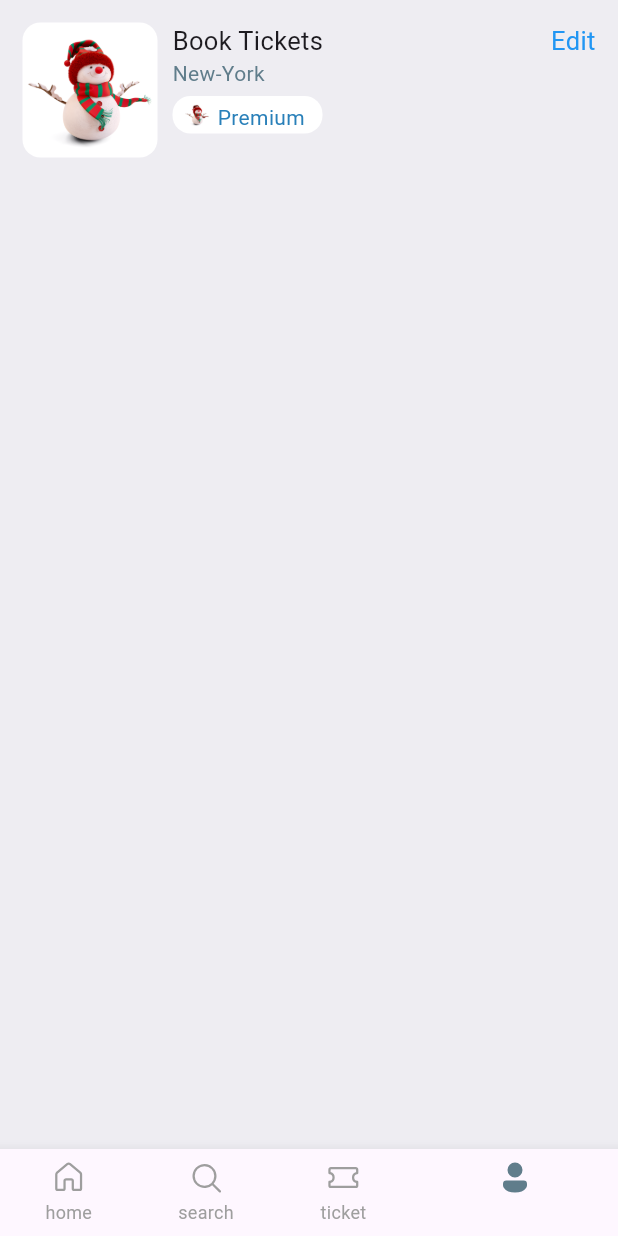
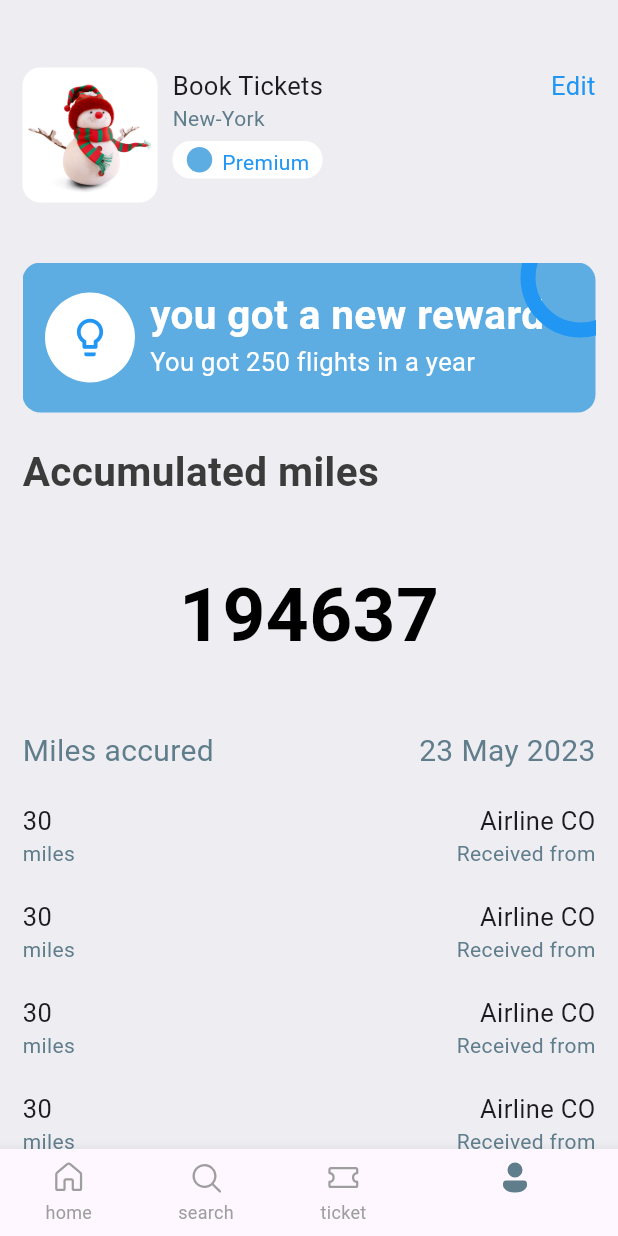
Before and after one commit to Sahi552/Ticketapp, a Flutter app: the screen it shows after launch, item 4 of the bottom bar chosen, on a phone screen of 412 x 824 dp. Run offline on Flutter 3.47's test engine with Material 3 defaults, Android fonts, the phone set to English and light mode, and no system bars; our stand-ins replace barcode_widget, fluentui_icons.

Commit message:
final  commit

```diff
--- a/lib/Basement/Res/styles.dart
+++ b/lib/Basement/Res/styles.dart
@@ -9,6 +9,8 @@ class Appstyle {
   static Color ticketColor1 = const Color(0xFF2980b9);
   static Color ticketColor2 = const Color(0xFFf88063);
   static Color hotelText = Colors.white;
+  static Color paleblue = const Color(0xFF5dade2);
+  static Color blue = Colors.blue;
 
   //textstyle
   static TextStyle headLine01 = const TextStyle(
@@ -33,4 +35,10 @@ class Appstyle {
     fontWeight: FontWeight.bold,
     color: Colors.white,
   );
+
+  static TextStyle headLine05 = const TextStyle(
+    fontSize: 50,
+    fontWeight: FontWeight.bold,
+    color: Colors.black,
+  );
 }
--- a/lib/Basement/Utils/ticket_json.dart
+++ b/lib/Basement/Utils/ticket_json.dart
@@ -24,7 +24,7 @@ List<Map<String, dynamic>> ticketList = [
     'number': '10',
   },
   {
-    'from': {'code': 'Uk', 'name': 'United Kingdom'},
+    'from': {'code': 'Uk', 'name': 'United'},
     'to': {'code': 'IT', 'name': 'Italy'},
     'flying time': '1H 00M',
     'date': '6 february',
--- /dev/null
+++ b/lib/Basement/widget/profile_text.dart
@@ -0,0 +1,40 @@
+import 'package:flutter/material.dart';
+import 'package:ticket/Basement/Res/styles.dart';
+
+class ProfileText extends StatelessWidget {
+  final String miles;
+  final String plane;
+  const ProfileText({super.key, required this.miles, required this.plane});
+
+  @override
+  Widget build(BuildContext context) {
+    return Row(
+      children: [
+        Column(
+          crossAxisAlignment: CrossAxisAlignment.start,
+          children: [
+            Text(
+              miles,
+              style: Appstyle.headLine01,
+            ),
+            Text(
+              "miles",
+              style: Appstyle.headLine03,
+            )
+          ],
+        ),
+        Expanded(child: Container()),
+        Column(
+          crossAxisAlignment: CrossAxisAlignment.end,
+          children: [
+            Text(
+              plane,
+              style: Appstyle.headLine01,
+            ),
+            Text("Received from", style: Appstyle.headLine03),
+          ],
+        )
+      ],
+    );
+  }
+}
--- a/lib/screens/profile/profile_screen.dart
+++ b/lib/screens/profile/profile_screen.dart
@@ -2,6 +2,7 @@ import 'package:flutter/material.dart';
 import 'package:ticket/Basement/Res/assert.dart';
 import 'package:ticket/Basement/Res/styles.dart';
 import 'package:ticket/Basement/widget/event_expand.dart';
+import 'package:ticket/Basement/widget/profile_text.dart';
 
 class ProfileScreen extends StatelessWidget {
   const ProfileScreen({super.key});
@@ -11,14 +12,11 @@ class ProfileScreen extends StatelessWidget {
     return Scaffold(
       backgroundColor: Appstyle.primaryColor,
       body: ListView(
+        padding: const EdgeInsets.all(15),
         scrollDirection: Axis.vertical,
         children: [
-          Container(
-            padding: const EdgeInsets.all(15),
-            child: Column(
-              children: [
           const SizedBox(
-                  width: 40,
+            height: 30,
           ),
           Row(
             crossAxisAlignment: CrossAxisAlignment.start,
@@ -65,22 +63,149 @@ class ProfileScreen extends StatelessWidget {
                       ),
                       child: Row(
                         children: [
-                                Image.asset(Assert.appIcon),
+                          Container(
+                            padding: EdgeInsets.all(10),
+                            decoration: BoxDecoration(
+                              color: Appstyle.paleblue,
+                              shape: BoxShape.circle,
+                            ),
+                          ),
                           const SizedBox(width: 5),
                           Text(
                             "Premium",
                             style: Appstyle.headLine03
-                                      .copyWith(color: Appstyle.ticketColor1),
+                                .copyWith(color: Appstyle.blue),
                           ),
                         ],
                       ),
                     )
                   ],
                 ),
+              ),
+            ],
+          ),
+          const SizedBox(
+            height: 40,
+          ),
+          Stack(
+            children: [
+              Container(
+                padding: const EdgeInsets.all(15),
+                height: 100,
+                decoration: BoxDecoration(
+                  borderRadius: BorderRadius.circular(12),
+                  color: Appstyle.paleblue,
+                ),
+                child: Row(
+                  children: [
+                    CircleAvatar(
+                      radius: 30,
+                      backgroundColor: Colors.white,
+                      child: Icon(
+                        Icons.lightbulb_outline_rounded,
+                        color: Appstyle.blue,
+                        size: 30,
+                      ),
+                    ),
+                    const SizedBox(
+                      width: 10,
+                    ),
+                    Column(
+                      crossAxisAlignment: CrossAxisAlignment.start,
+                      children: [
+                        Text(
+                          "you got a new reward",
+                          style: Appstyle.headLine02
+                              .copyWith(color: Appstyle.hotelText),
+                        ),
+                        Text(
+                          "You got 250 flights in a year",
+                          style: Appstyle.headLine01
+                              .copyWith(color: Appstyle.hotelText),
                         )
                       ],
                     ),
                   ],
+                ),
+              ),
+              Positioned(
+                right: -30,
+                top: -30,
+                child: Container(
+                  height: 80,
+                  width: 80,
+                  decoration: BoxDecoration(
+                      border: Border.all(color: Appstyle.blue, width: 10),
+                      shape: BoxShape.circle),
+                ),
+              ),
+            ],
+          ),
+          const SizedBox(
+            height: 20,
+          ),
+          Text(
+            "Accumulated miles",
+            style: Appstyle.headLine02.copyWith(color: Appstyle.textColor),
+          ),
+          const SizedBox(
+            height: 40,
+          ),
+          Center(
+            child: Text(
+              "194637",
+              style: Appstyle.headLine05,
+            ),
+          ),
+          const SizedBox(
+            height: 40,
+          ),
+          Row(
+            children: [
+              Text(
+                "Miles accured",
+                style: Appstyle.headLine03.copyWith(fontSize: 20),
+              ),
+              Expanded(child: Container()),
+              Text("23 May 2023",
+                  style: Appstyle.headLine03.copyWith(fontSize: 20))
+            ],
+          ),
+          const SizedBox(
+            height: 20,
+          ),
+          const ProfileText(
+            miles: '30',
+            plane: 'Airline CO',
+          ),
+          const SizedBox(
+            height: 20,
+          ),
+          const ProfileText(
+            miles: '30',
+            plane: 'Airline CO',
+          ),
+          const SizedBox(
+            height: 20,
+          ),
+          const ProfileText(
+            miles: '30',
+            plane: 'Airline CO',
+          ),
+          const SizedBox(
+            height: 20,
+          ),
+          const ProfileText(
+            miles: '30',
+            plane: 'Airline CO',
+          ),
+          const SizedBox(
+            height: 20,
+          ),
+          Center(
+            child: Text(
+              "How to get more miles?",
+              style: Appstyle.headLine01.copyWith(color: Appstyle.paleblue),
             ),
           )
         ],
--- a/pubspec.yaml
+++ b/pubspec.yaml
@@ -37,6 +37,7 @@ dependencies:
   cupertino_icons: ^1.0.8
   fluentui_icons: ^1.0.0
   barcode_widget: ^2.0.4
+  get: ^4.6.6
 
 dev_dependencies:
   flutter_test:
@@ -47,7 +48,7 @@ dev_dependencies:
   # activated in the `analysis_options.yaml` file located at the root of your
   # package. See that file for information about deactivating specific lint
   # rules and activating additional ones.
-  flutter_lints: ^4.0.0
+  flutter_lints: ^5.0.0
 
 # For information on the generic Dart part of this file, see the
 # following page: https://dart.dev/tools/pub/pubspec
```
Also changed, not shown: pubspec.lock. Lines whose indentation alone changed are shown as unchanged.
